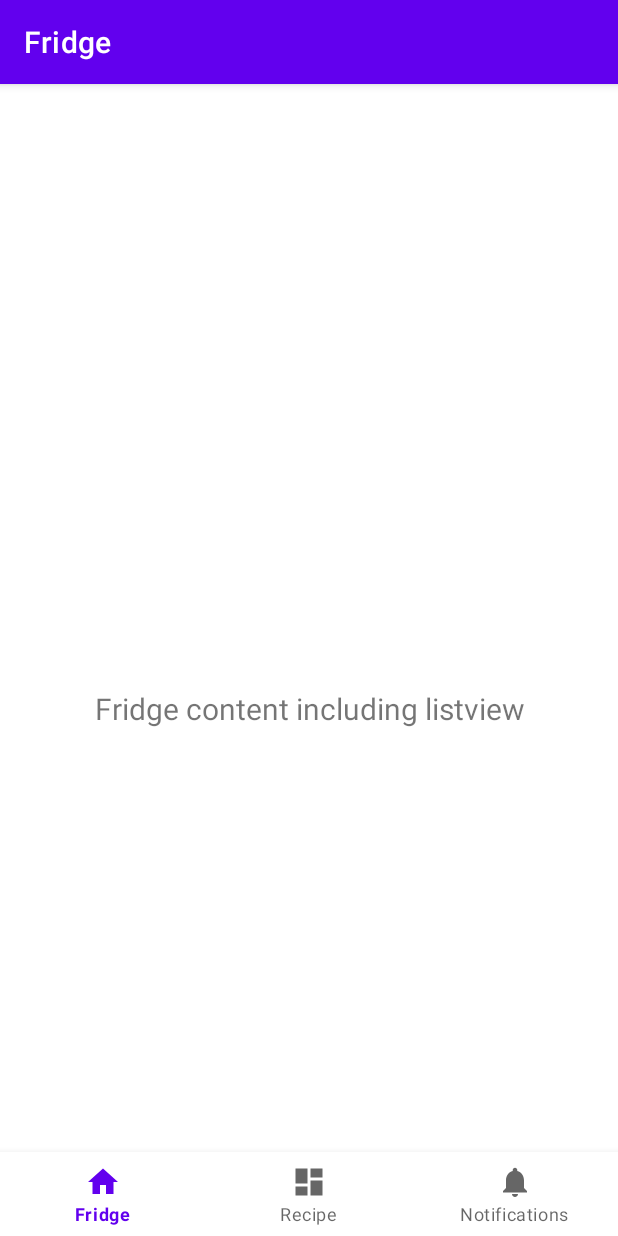
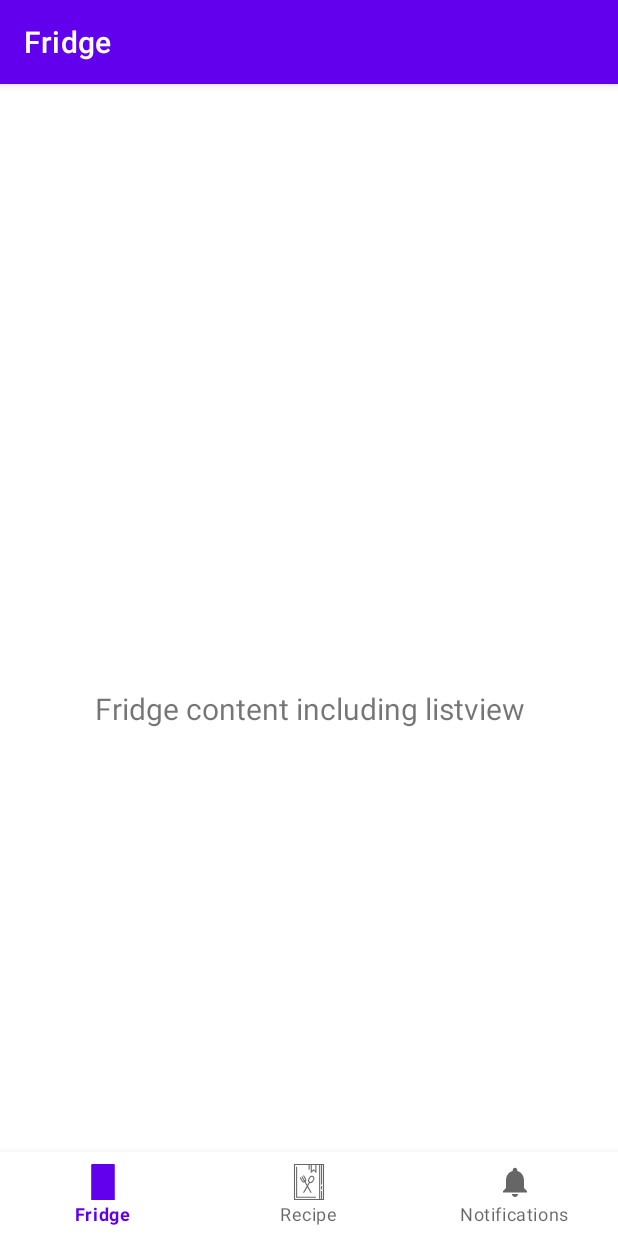
Before and after one commit to TobiasBonifay/Fridge, an Android app: the screen it shows after launch (MainActivity), on a phone screen of 412 x 824 dp. Run offline under Robolectric (Android 15) with nearby library versions, the light colour scheme and no system bars; our stand-ins replace navigation-ui.

Commit message:
New icons for nav

```diff
--- /dev/null
+++ b/app/src/main/res/drawable/ic_recipe.xml
@@ -0,0 +1,18 @@
+<vector xmlns:android="http://schemas.android.com/apk/res/android"
+    android:width="200dp"
+    android:height="200dp"
+    android:viewportWidth="512"
+    android:viewportHeight="512">
+  <path
+      android:fillColor="#FF000000"
+      android:pathData="M87.677,38.022l-15.209,0l0,443.592l281.706,0l0,-15.209l-266.497,0z"/>
+  <path
+      android:fillColor="#FF000000"
+      android:pathData="M415.218,0H400.01h-38.231h-80.923H42.05v512.031h357.96h15.209h54.763V0H415.218zM296.065,15.209h50.505V96.66l-25.252,-23.38l-25.253,23.38V15.209zM57.259,496.823V15.209h193.179v68.25h15.209v-68.25h15.209v116.26l40.462,-37.461l40.461,37.461V15.209h38.231v481.614H57.259zM454.772,496.823h-12.173V382.756H427.39v114.066h-12.172V15.209h12.172v277.644h15.209V15.209h12.173V496.823z"/>
+  <path
+      android:fillColor="#FF000000"
+      android:pathData="M427.389,313.134h15.209v49.345h-15.209z"/>
+  <path
+      android:fillColor="#FF000000"
+      android:pathData="M173.381,261.695c2.645,0.709 5.346,1.061 8.078,1.061c3.861,0 7.778,-0.705 11.67,-2.099l30.909,53.536l-52.359,90.688l13.171,7.604l47.969,-83.084l47.969,83.084l13.171,-7.604L241.6,314.193l26.005,-45.043c3.873,1.296 7.939,1.971 12.037,1.971c13.574,0 26.219,-7.296 32.999,-19.04l16.65,-28.835c10.492,-18.181 4.24,-41.51 -13.937,-52.006c-5.786,-3.341 -12.36,-5.107 -19.01,-5.107c-13.573,0 -26.217,7.296 -32.998,19.042l-16.648,28.834c-9.194,15.926 -5.536,35.803 7.733,47.544l-21.611,37.432l-26.52,-45.935c5.385,-4.565 9.067,-10.196 10.778,-16.581c2.308,-8.615 0.833,-17.837 -4.266,-26.668l-28.527,-49.411l-13.171,7.604l28.527,49.411c3.038,5.262 3.988,10.493 2.746,15.127c-0.673,2.513 -2.014,4.848 -3.92,6.95l-37.792,-65.459l-13.171,7.604l37.792,65.458c-2.773,0.599 -5.464,0.592 -7.978,-0.081c-4.634,-1.242 -8.689,-4.679 -11.727,-9.942l-28.527,-49.409l-13.171,7.604l28.527,49.409C157.517,253.498 164.766,259.386 173.381,261.695zM259.869,221.611l16.648,-28.834c4.073,-7.055 11.67,-11.437 19.827,-11.437c3.984,0 7.928,1.062 11.406,3.069c10.917,6.303 14.67,20.314 8.37,31.232l-16.649,28.834c-4.073,7.054 -11.67,11.436 -19.828,11.436c-3.985,0 -7.927,-1.061 -11.404,-3.067C257.321,246.54 253.566,232.528 259.869,221.611z"/>
+</vector>
--- /dev/null
+++ b/app/src/main/res/drawable/ic_refrigerator.xml
@@ -0,0 +1,27 @@
+<vector xmlns:android="http://schemas.android.com/apk/res/android"
+    android:width="200dp"
+    android:height="200dp"
+    android:viewportWidth="512"
+    android:viewportHeight="512">
+  <path
+      android:pathData="M406.069,512H105.931c-9.751,0 -17.655,-7.904 -17.655,-17.655V17.655C88.276,7.904 96.18,0 105.931,0h300.138c9.751,0 17.655,7.904 17.655,17.655v476.69C423.724,504.096 415.82,512 406.069,512z"
+      android:fillColor="#C7CFE2"/>
+  <path
+      android:pathData="M194.207,353.103c-4.875,0 -8.828,-3.953 -8.828,-8.828V150.069c0,-4.875 3.953,-8.828 8.828,-8.828s8.828,3.953 8.828,8.828v194.207C203.034,349.151 199.082,353.103 194.207,353.103z"
+      android:fillColor="#E4EAF6"/>
+  <path
+      android:pathData="M264.828,353.103c-4.875,0 -8.828,-3.953 -8.828,-8.828V150.069c0,-4.875 3.953,-8.828 8.828,-8.828s8.828,3.953 8.828,8.828v194.207C273.655,349.151 269.703,353.103 264.828,353.103z"
+      android:fillColor="#E4EAF6"/>
+  <path
+      android:pathData="M150.069,291.31h-26.483c-9.751,0 -17.655,-7.904 -17.655,-17.655V220.69c0,-9.751 7.904,-17.655 17.655,-17.655h26.483c9.751,0 17.655,7.904 17.655,17.655v52.966C167.724,283.406 159.82,291.31 150.069,291.31z"
+      android:fillColor="#959CB3"/>
+  <path
+      android:pathData="M220.69,0h17.655v485.517h-17.655z"
+      android:fillColor="#959CB3"/>
+  <path
+      android:pathData="M141.241,256h-8.828c-4.875,0 -8.828,-3.953 -8.828,-8.828v-17.655c0,-4.875 3.953,-8.828 8.828,-8.828h8.828c4.875,0 8.828,3.953 8.828,8.828v17.655C150.069,252.047 146.116,256 141.241,256z"
+      android:fillColor="#FFD764"/>
+  <path
+      android:pathData="M423.724,494.345v-8.828H88.276v8.828c0,9.75 7.905,17.655 17.655,17.655h300.138C415.819,512 423.724,504.095 423.724,494.345z"
+      android:fillColor="#AFB9D2"/>
+</vector>
--- a/app/src/main/res/menu/bottom_nav_menu.xml
+++ b/app/src/main/res/menu/bottom_nav_menu.xml
@@ -3,12 +3,12 @@
 
     <item
         android:id="@+id/navigation_fridge"
-        android:icon="@drawable/ic_home_black_24dp"
+        android:icon="@drawable/ic_refrigerator"
         android:title="@string/title_fridge" />
 
     <item
         android:id="@+id/navigation_recipe"
-        android:icon="@drawable/ic_dashboard_black_24dp"
+        android:icon="@drawable/ic_recipe"
         android:title="@string/title_recipe" />
 
     <item
```
